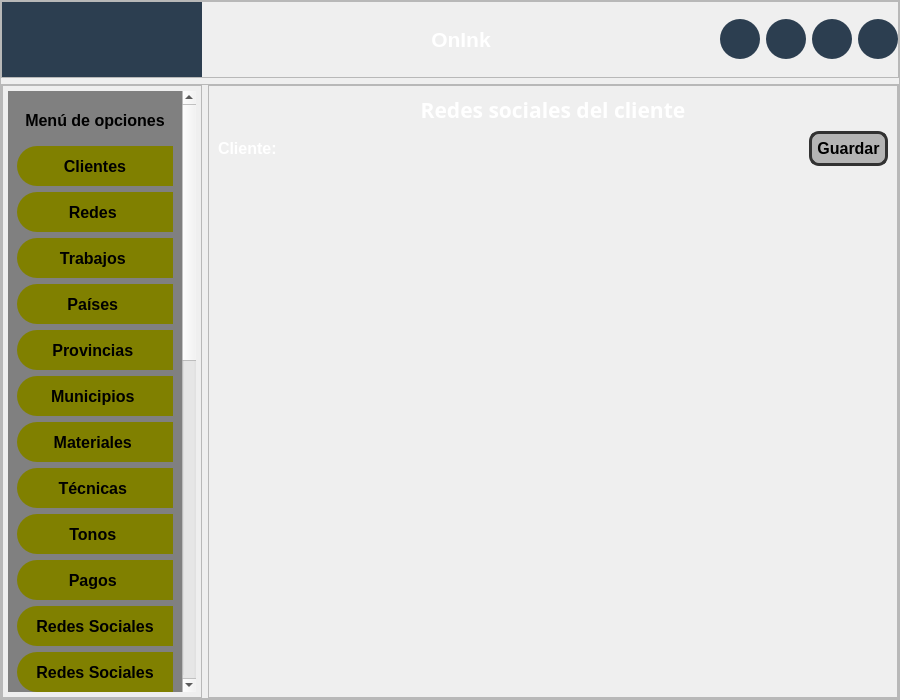
Old version of the form views/main_window.ui in the repository STITCH9911/onink.
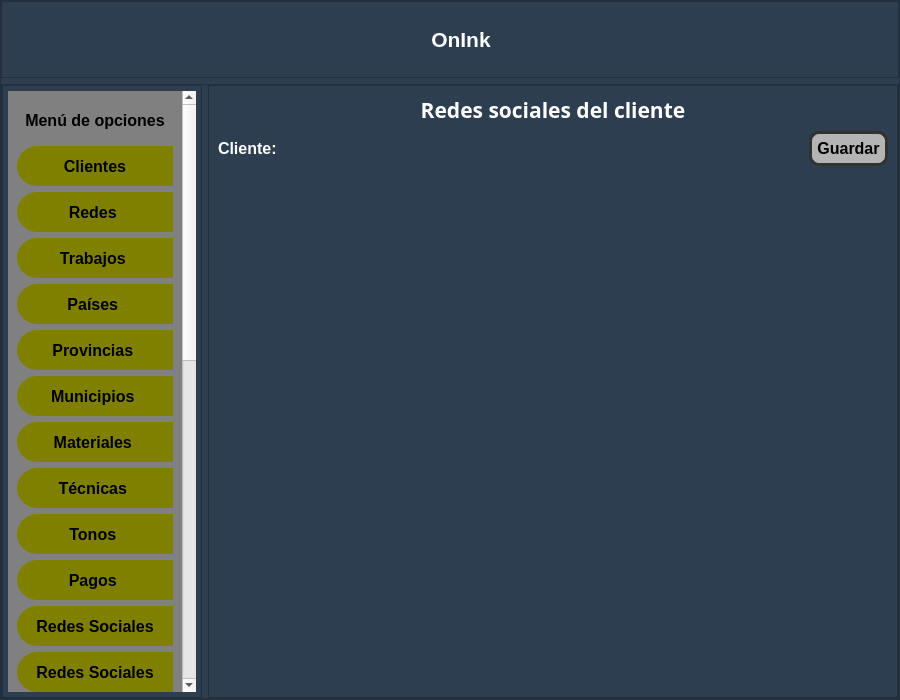
New version of the form. Icons and pictures are not drawn.

What changed in the file:
```diff
--- a/views/main_window.ui
+++ b/views/main_window.ui
@@ -51,9 +51,10 @@
     <item>
      <widget class="QFrame" name="frame">
       <property name="styleSheet">
-       <string notr="true">background-color: rgb(44, 62, 80);
+       <string notr="true">QFrame{
+background-color: rgb(44, 62, 80);
+}
 font-family: &quot;Oswald&quot;;
-
 QMenu{
 	background-color: rgb(255, 255, 255);
 	color: rgb(0, 0, 0);
@@ -356,31 +357,9 @@
 	color: rgb(255, 255, 255);
 }
 
- QDateEdit {
-        border: 2px solid gray;
-        border-radius: 5px;
-        padding: 2px;
-        background-color: white;
-    }
-    QDateEdit::drop-down {
-        subcontrol-origin: padding;
-        subcontrol-position: top right;
-        width: 20px;
-        border-left-width: 0px;
-        border-top-right-radius: 5px;
-        border-bottom-right-radius: 5px;
-        background-image: url(&quot;views/images/dropdownbtn.png&quot;);
-        background-position: center right;
-        background-repeat: no-repeat;
-        margin-right: 2px;
-		image:  url(&quot;views/images/dropdownbtn.png&quot;);
-		width: 20px;
-	    height: 20px;
-    }
-    QDateEdit::down-arrow {
-        image: none;
-    }
-</string>
+
+
+ </string>
          </property>
          <property name="frameShape">
           <enum>QFrame::StyledPanel</enum>
@@ -1131,6 +1110,10 @@
           </item>
           <item>
            <widget class="QFrame" name="frame_paginas">
+            <property name="styleSheet">
+             <string notr="true">
+</string>
+            </property>
             <property name="frameShape">
              <enum>QFrame::StyledPanel</enum>
             </property>
```
